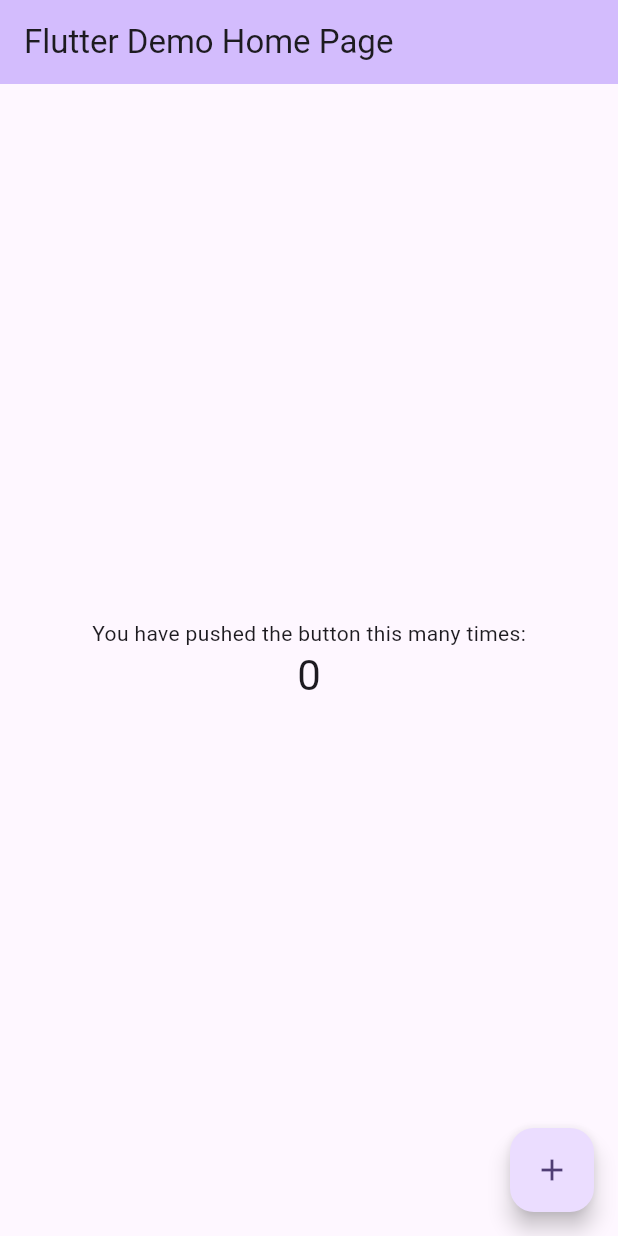
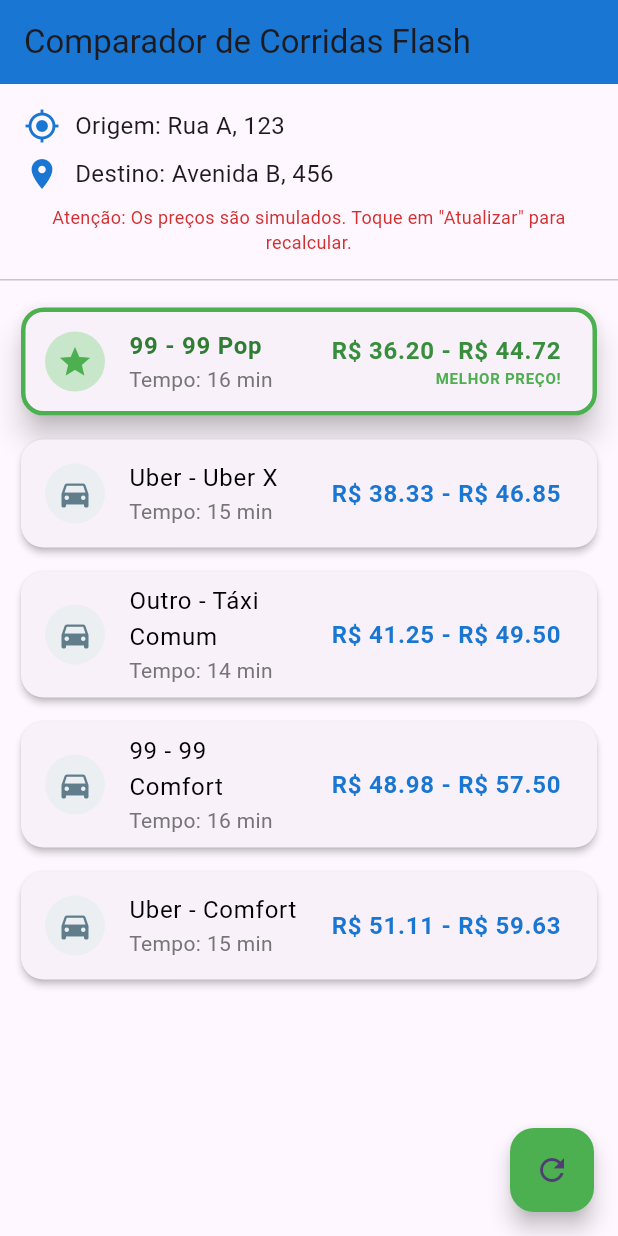
Before and after one commit to Thiag086/Comparador-de-corridas-flash, a Flutter app: the screen it shows after launch, on a phone screen of 412 x 824 dp. Run offline on Flutter 3.47's test engine with Material 3 defaults, Android fonts, the phone set to English and light mode, and no system bars.

Commit message:
Feature: Implement core logic with simulated data and UI components.

```diff
--- a/lib/main.dart
+++ b/lib/main.dart
@@ -1,4 +1,5 @@
 import 'package:flutter/material.dart';
+import 'screens/home_screen.dart';
 
 void main() {
   runApp(const MyApp());
@@ -11,7 +12,7 @@
   @override
   Widget build(BuildContext context) {
     return MaterialApp(
-      title: 'Flutter Demo',
+      title: 'Comparador de Corridas Flash',
       theme: ThemeData(
         // This is the theme of your application.
         //
@@ -30,93 +31,7 @@
         // tested with just a hot reload.
         colorScheme: ColorScheme.fromSeed(seedColor: Colors.deepPurple),
       ),
-      home: const MyHomePage(title: 'Flutter Demo Home Page'),
+      home: const HomeScreen(),
     );
   }
 }
-
-class MyHomePage extends StatefulWidget {
-  const MyHomePage({super.key, required this.title});
-
-  // This widget is the home page of your application. It is stateful, meaning
-  // that it has a State object (defined below) that contains fields that affect
-  // how it looks.
-
-  // This class is the configuration for the state. It holds the values (in this
-  // case the title) provided by the parent (in this case the App widget) and
-  // used by the build method of the State. Fields in a Widget subclass are
-  // always marked "final".
-
-  final String title;
-
-  @override
-  State<MyHomePage> createState() => _MyHomePageState();
-}
-
-class _MyHomePageState extends State<MyHomePage> {
-  int _counter = 0;
-
-  void _incrementCounter() {
-    setState(() {
-      // This call to setState tells the Flutter framework that something has
-      // changed in this State, which causes it to rerun the build method below
-      // so that the display can reflect the updated values. If we changed
-      // _counter without calling setState(), then the build method would not be
-      // called again, and so nothing would appear to happen.
-      _counter++;
-    });
-  }
-
-  @override
-  Widget build(BuildContext context) {
-    // This method is rerun every time setState is called, for instance as done
-    // by the _incrementCounter method above.
-    //
-    // The Flutter framework has been optimized to make rerunning build methods
-    // fast, so that you can just rebuild anything that needs updating rather
-    // than having to individually change instances of widgets.
-    return Scaffold(
-      appBar: AppBar(
-        // TRY THIS: Try changing the color here to a specific color (to
-        // Colors.amber, perhaps?) and trigger a hot reload to see the AppBar
-        // change color while the other colors stay the same.
-        backgroundColor: Theme.of(context).colorScheme.inversePrimary,
-        // Here we take the value from the MyHomePage object that was created by
-        // the App.build method, and use it to set our appbar title.
-        title: Text(widget.title),
-      ),
-      body: Center(
-        // Center is a layout widget. It takes a single child and positions it
-        // in the middle of the parent.
-        child: Column(
-          // Column is also a layout widget. It takes a list of children and
-          // arranges them vertically. By default, it sizes itself to fit its
-          // children horizontally, and tries to be as tall as its parent.
-          //
-          // Column has various properties to control how it sizes itself and
-          // how it positions its children. Here we use mainAxisAlignment to
-          // center the children vertically; the main axis here is the vertical
-          // axis because Columns are vertical (the cross axis would be
-          // horizontal).
-          //
-          // TRY THIS: Invoke "debug painting" (choose the "Toggle Debug Paint"
-          // action in the IDE, or press "p" in the console), to see the
-          // wireframe for each widget.
-          mainAxisAlignment: MainAxisAlignment.center,
-          children: <Widget>[
-            const Text('You have pushed the button this many times:'),
-            Text(
-              '$_counter',
-              style: Theme.of(context).textTheme.headlineMedium,
-            ),
-          ],
-        ),
-      ),
-      floatingActionButton: FloatingActionButton(
-        onPressed: _incrementCounter,
-        tooltip: 'Increment',
-        child: const Icon(Icons.add),
-      ), // This trailing comma makes auto-formatting nicer for build methods.
-    );
-  }
-}
--- /dev/null
+++ b/lib/models/ride_estimate.dart
@@ -0,0 +1,15 @@
+class RideEstimate {
+  final String serviceName;
+  final String category;
+  final double minPrice;
+  final double maxPrice;
+  final double durationMinutes;
+
+  RideEstimate({
+    required this.serviceName,
+    required this.category,
+    required this.minPrice,
+    required this.maxPrice,
+    required this.durationMinutes,
+  });
+}
--- /dev/null
+++ b/lib/screens/home_screen.dart
@@ -0,0 +1,147 @@
+import 'package:flutter/material.dart';
+import '../models/ride_estimate.dart';
+import '../services/ride_service.dart';
+import '../widgets/estimate_card.dart';
+
+class HomeScreen extends StatefulWidget {
+  const HomeScreen({Key? key}) : super(key: key);
+
+  @override
+  State<HomeScreen> createState() => _HomeScreenState();
+}
+
+class _HomeScreenState extends State<HomeScreen> {
+  final RideService _rideService = RideService();
+  List<RideEstimate> _estimates = [];
+  bool _isLoading = false;
+  String _startLocation = 'Rua A, 123';
+  String _endLocation = 'Avenida B, 456';
+
+  // Coordenadas simuladas para que a lógica de preço funcione
+  final double _startLat = -23.5505;
+  final double _startLon = -46.6333;
+  final double _endLat = -23.5614;
+  final double _endLon = -46.6562;
+
+  @override
+  void initState() {
+    super.initState();
+    _fetchEstimates();
+  }
+
+  Future<void> _fetchEstimates() async {
+    setState(() {
+      _isLoading = true;
+      _estimates = [];
+    });
+
+    try {
+      final estimates = await _rideService.fetchEstimates(
+        _startLat,
+        _startLon,
+        _endLat,
+        _endLon,
+      );
+      setState(() {
+        _estimates = estimates;
+      });
+    } catch (e) {
+      // Em um app real, aqui teríamos um tratamento de erro mais robusto
+      print('Erro ao buscar estimativas: $e');
+    } finally {
+      setState(() {
+        _isLoading = false;
+      });
+    }
+  }
+
+  @override
+  Widget build(BuildContext context) {
+    return Scaffold(
+      appBar: AppBar(
+        title: const Text('Comparador de Corridas Flash'),
+        backgroundColor: Colors.blue.shade700,
+        elevation: 0,
+      ),
+      body: Column(
+        children: [
+          _buildLocationInput(),
+          const Divider(height: 1, thickness: 1),
+          Expanded(
+            child: _buildResultsList(),
+          ),
+        ],
+      ),
+      floatingActionButton: FloatingActionButton(
+        onPressed: _isLoading ? null : _fetchEstimates,
+        backgroundColor: _isLoading ? Colors.grey : Colors.green,
+        child: const Icon(Icons.refresh),
+      ),
+    );
+  }
+
+  Widget _buildLocationInput() {
+    return Padding(
+      padding: const EdgeInsets.all(16.0),
+      child: Column(
+        children: [
+          _buildLocationField(Icons.my_location, 'Origem', _startLocation),
+          const SizedBox(height: 8),
+          _buildLocationField(Icons.location_on, 'Destino', _endLocation),
+          const SizedBox(height: 8),
+          Text(
+            'Atenção: Os preços são simulados. Toque em "Atualizar" para recalcular.',
+            style: TextStyle(color: Colors.red.shade700, fontSize: 12),
+            textAlign: TextAlign.center,
+          ),
+        ],
+      ),
+    );
+  }
+
+  Widget _buildLocationField(IconData icon, String label, String value) {
+    return Row(
+      children: [
+        Icon(icon, color: Colors.blue.shade700),
+        const SizedBox(width: 10),
+        Expanded(
+          child: Text(
+            '$label: $value',
+            style: const TextStyle(fontSize: 16),
+            overflow: TextOverflow.ellipsis,
+          ),
+        ),
+      ],
+    );
+  }
+
+  Widget _buildResultsList() {
+    if (_isLoading) {
+      return const Center(child: CircularProgressIndicator());
+    }
+
+    if (_estimates.isEmpty) {
+      return const Center(
+        child: Text('Toque no botão para buscar as estimativas de preço.'),
+      );
+    }
+
+    // O primeiro item da lista é o mais barato, devido à ordenação no RideService
+    final bestPriceEstimate = _estimates.first;
+
+    return ListView.builder(
+      padding: const EdgeInsets.all(10.0),
+      itemCount: _estimates.length,
+      itemBuilder: (context, index) {
+        final estimate = _estimates[index];
+        return Padding(
+          padding: const EdgeInsets.symmetric(vertical: 4.0),
+          child: EstimateCard(
+            estimate: estimate,
+            isBestPrice: estimate == bestPriceEstimate,
+          ),
+        );
+      },
+    );
+  }
+}
--- /dev/null
+++ b/lib/services/ride_service.dart
@@ -0,0 +1,70 @@
+import 'dart:math';
+import '../models/ride_estimate.dart';
+
+class RideService {
+  Future<List<RideEstimate>> fetchEstimates(
+      double startLat, double startLon, double endLat, double endLon) async {
+    // Simulação de delay de rede
+    await Future.delayed(const Duration(seconds: 2));
+
+    // Lógica de simulação:
+    // A simulação de preços é baseada na distância (simulada pela diferença de coordenadas)
+    // e um fator de "demanda" aleatório para simular a variação de preços.
+
+    // Simulação de distância (apenas um fator para variar o preço)
+    final distanceFactor =
+        sqrt(pow(startLat - endLat, 2) + pow(startLon - endLon, 2));
+
+    // Fator de demanda (simula o "surge" ou preço dinâmico)
+    final demandFactor = 1.0 + Random().nextDouble() * 0.5; // Varia de 1.0 a 1.5
+
+    // Preço base simulado
+    final basePrice = 15.0 + distanceFactor * 1000;
+
+    final estimates = <RideEstimate>[
+      // Uber
+      RideEstimate(
+        serviceName: 'Uber',
+        category: 'Uber X',
+        minPrice: (basePrice * 0.9 * demandFactor),
+        maxPrice: (basePrice * 1.1 * demandFactor),
+        durationMinutes: 15 + Random().nextInt(5).toDouble(),
+      ),
+      RideEstimate(
+        serviceName: 'Uber',
+        category: 'Comfort',
+        minPrice: (basePrice * 1.2 * demandFactor),
+        maxPrice: (basePrice * 1.4 * demandFactor),
+        durationMinutes: 15 + Random().nextInt(5).toDouble(),
+      ),
+      // 99
+      RideEstimate(
+        serviceName: '99',
+        category: '99 Pop',
+        minPrice: (basePrice * 0.85 * demandFactor),
+        maxPrice: (basePrice * 1.05 * demandFactor),
+        durationMinutes: 16 + Random().nextInt(5).toDouble(),
+      ),
+      RideEstimate(
+        serviceName: '99',
+        category: '99 Comfort',
+        minPrice: (basePrice * 1.15 * demandFactor),
+        maxPrice: (basePrice * 1.35 * demandFactor),
+        durationMinutes: 16 + Random().nextInt(5).toDouble(),
+      ),
+      // Outro (ex: InDrive, Táxi)
+      RideEstimate(
+        serviceName: 'Outro',
+        category: 'Táxi Comum',
+        minPrice: (basePrice * 1.0 * (1.0 + Random().nextDouble() * 0.2)),
+        maxPrice: (basePrice * 1.2 * (1.0 + Random().nextDouble() * 0.2)),
+        durationMinutes: 14 + Random().nextInt(5).toDouble(),
+      ),
+    ];
+
+    // Ordenar do mais barato para o mais caro (usando o preço mínimo para ordenação)
+    estimates.sort((a, b) => a.minPrice.compareTo(b.minPrice));
+
+    return estimates;
+  }
+}
--- /dev/null
+++ b/lib/widgets/estimate_card.dart
@@ -0,0 +1,73 @@
+import 'package:flutter/material.dart';
+import '../models/ride_estimate.dart';
+
+class EstimateCard extends StatelessWidget {
+  final RideEstimate estimate;
+  final bool isBestPrice;
+
+  const EstimateCard({
+    Key? key,
+    required this.estimate,
+    this.isBestPrice = false,
+  }) : super(key: key);
+
+  @override
+  Widget build(BuildContext context) {
+    final priceRange =
+        'R\$ ${estimate.minPrice.toStringAsFixed(2)} - R\$ ${estimate.maxPrice.toStringAsFixed(2)}';
+
+    return Card(
+      elevation: isBestPrice ? 8 : 2,
+      shape: RoundedRectangleBorder(
+        borderRadius: BorderRadius.circular(15),
+        side: isBestPrice
+            ? const BorderSide(color: Colors.green, width: 3)
+            : BorderSide.none,
+      ),
+      child: ListTile(
+        leading: CircleAvatar(
+          backgroundColor: isBestPrice ? Colors.green.shade100 : Colors.blueGrey.shade50,
+          child: isBestPrice
+              ? const Icon(Icons.star, color: Colors.green)
+              : const Icon(Icons.directions_car, color: Colors.blueGrey),
+        ),
+        title: Text(
+          '${estimate.serviceName} - ${estimate.category}',
+          style: TextStyle(
+            fontWeight: isBestPrice ? FontWeight.bold : FontWeight.normal,
+            color: isBestPrice ? Colors.green.shade800 : Colors.black,
+          ),
+        ),
+        subtitle: Text(
+          'Tempo: ${estimate.durationMinutes.toStringAsFixed(0)} min',
+          style: TextStyle(
+            color: Colors.grey.shade600,
+          ),
+        ),
+        trailing: Column(
+          mainAxisAlignment: MainAxisAlignment.center,
+          crossAxisAlignment: CrossAxisAlignment.end,
+          children: [
+            Text(
+              priceRange,
+              style: TextStyle(
+                fontSize: 16,
+                fontWeight: FontWeight.bold,
+                color: isBestPrice ? Colors.green.shade700 : Colors.blue.shade700,
+              ),
+            ),
+            if (isBestPrice)
+              const Text(
+                'MELHOR PREÇO!',
+                style: TextStyle(
+                  fontSize: 10,
+                  fontWeight: FontWeight.bold,
+                  color: Colors.green,
+                ),
+              ),
+          ],
+        ),
+      ),
+    );
+  }
+}
```
